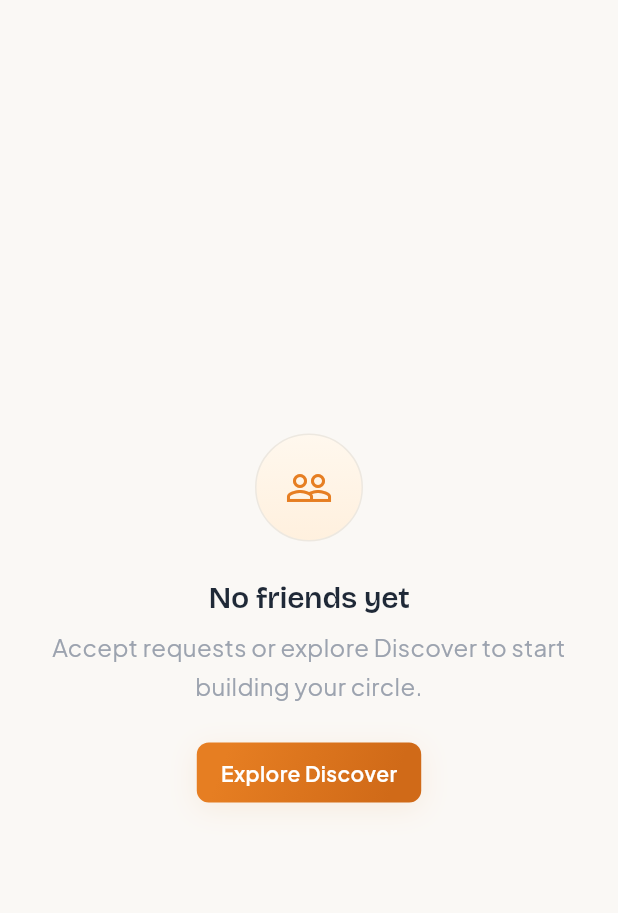
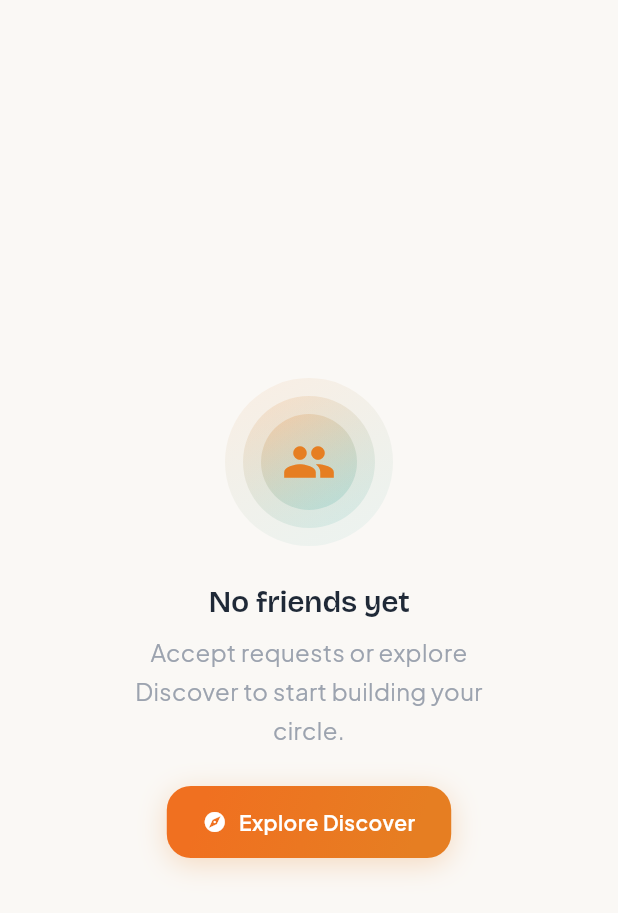
Before and after one commit to EDGE-Department/tander-mobile-v1, a Flutter app: the ConnectionFriendsPanel widget shown alone on an empty page, opened directly with empty values, on a phone screen of 412 x 824 dp. Shown: the top 913 px of the screen. Run offline on Flutter 3.47's test engine with Material 3 defaults, Android fonts, the phone set to English and light mode, and no system bars; our stand-ins replace audioplayers, cached_network_image, connectivity_plus, dio, firebase_messaging, flutter_animate and 10 more; missing offline and left inert: flutter_webrtc, record, stomp_dart_client; accounts and stored records are empty; network calls fail; project files that could hold a hidden picture were left out.

Commit message:
feat: connection screen — exact 1:1 copy of web
- Header: 48px teal gradient icon, Connections title, stats pills,
  segmented tab bar with animated orange gradient pill (spring 420/32)
- Incoming: staggered RequestCards with avatar, name, age/city,
  Wants to connect badge, Pass/Connect buttons
- Sent: 2-column grid of SentCards with photo, PENDING badge, cancel
- Friends: search bar + FriendRows with message/remove circle buttons
- Empty states: 3 concentric circle illustrations matching web exactly
- Section labels with uppercase count + gradient divider
- Staggered entrance animations (45/60/50ms per tab)

Co-Authored-By: Claude Opus 4.6 (1M context) <noreply@anthropic.com>

```diff
--- a/lib/features/connection/presentation/widgets/connection_friends_panel.dart
+++ b/lib/features/connection/presentation/widgets/connection_friends_panel.dart
@@ -1,5 +1,8 @@
-/// Friends panel with search for the Connection screen.
-/// Extracted to keep connection_screen.dart under 400 lines.
+/// Friends (connected) panel with search for the Connection screen.
+///
+/// Extracted from connection_screen.dart to keep each file under 400 lines.
+/// Matches web ConnectedPanel: search input, filtered friend rows,
+/// section label with count, staggered entrance animations.
 library;
 
 import 'package:flutter/material.dart';
@@ -12,21 +15,24 @@ import 'package:tander_flutter_v3/core/theme/app_spacing.dart';
 import 'package:tander_flutter_v3/core/theme/app_typography.dart';
 import 'package:tander_flutter_v3/features/connection/presentation/notifiers/connection_notifier.dart';
 import 'package:tander_flutter_v3/features/connection/presentation/widgets/connection_card_variants.dart';
+import 'package:tander_flutter_v3/features/connection/presentation/widgets/connection_shared_ui.dart';
 import 'package:tander_flutter_v3/shared/constants/routes.dart';
-import 'package:tander_flutter_v3/shared/widgets/empty_state.dart';
 
 /// Friends tab content with search input and pull-to-refresh.
 ///
 /// Web: search input (rounded-2xl border bg-card), filtered friend rows,
+/// section label "{N} friends" with gradient divider,
 /// "No friends matching" empty text when search has no results.
 class ConnectionFriendsPanel extends ConsumerStatefulWidget {
   const ConnectionFriendsPanel({
     required this.connections,
+    required this.totalCount,
     required this.onRefresh,
     super.key,
   });
 
   final List<ConnectionSummary> connections;
+  final int totalCount;
   final Future<void> Function() onRefresh;
 
   @override
@@ -52,12 +58,12 @@ class _ConnectionFriendsPanelState
   Widget build(BuildContext context) {
     if (widget.connections.isEmpty) {
       return Center(
-        child: EmptyState(
+        child: TabEmptyState(
+          icon: Icons.people,
           title: 'No friends yet',
           description:
               'Accept requests or explore Discover to start building '
               'your circle.',
-          icon: Icons.people_outline,
           actionLabel: 'Explore Discover',
           onAction: () => context.go(AppRoutes.discover),
         ),
@@ -95,11 +101,25 @@ class _ConnectionFriendsPanelState
                 ),
               ),
             )
-          else
+          else ...[
             SliverPadding(
               padding: const EdgeInsets.fromLTRB(
                 AppSpacing.lg,
-                AppSpacing.sm,
+                AppSpacing.md,
+                AppSpacing.lg,
+                0,
+              ),
+              sliver: SliverToBoxAdapter(
+                child: SectionLabel(
+                  count: filteredItems.length,
+                  noun: 'friend',
+                ),
+              ),
+            ),
+            SliverPadding(
+              padding: const EdgeInsets.fromLTRB(
+                AppSpacing.lg,
+                0,
                 AppSpacing.lg,
                 AppSpacing.lg,
               ),
@@ -109,9 +129,13 @@ class _ConnectionFriendsPanelState
                     const SizedBox(height: AppSpacing.sm),
                 itemBuilder: (context, index) {
                   final connection = filteredItems[index];
-                  return FriendRow(
+                  return StaggeredEntrance(
+                    index: index,
+                    delayMilliseconds: 50,
+                    child: FriendRow(
                       connection: connection,
-                    isLoading: _isMutating(ref, connection.connectionId),
+                      isLoading:
+                          _isMutating(ref, connection.connectionId),
                       onMessage: () {
                         if (connection.conversationId != null) {
                           context.push(
@@ -124,17 +148,22 @@ class _ConnectionFriendsPanelState
                       onRemove: () => ref
                           .read(connectionNotifierProvider.notifier)
                           .removeConnection(connection.connectionId),
-                    onViewProfile: () => context
-                        .push(AppRoutes.userProfile(connection.otherUserId)),
+                      onViewProfile: () => context.push(
+                        AppRoutes.userProfile(connection.otherUserId),
+                      ),
+                    ),
                   );
                 },
               ),
             ),
           ],
+        ],
       ),
     );
   }
 
+  /// Web: rounded-2xl border bg-card, MagnifyingGlass 15px left,
+  /// focus ring secondary/20, text-sm
   Widget _buildSearchBar() {
     return Padding(
       padding: const EdgeInsets.only(bottom: AppSpacing.xs),
@@ -147,7 +176,7 @@ class _ConnectionFriendsPanelState
           ),
           prefixIcon: const Icon(
             Icons.search,
-            size: 18,
+            size: 15,
             color: AppColors.textMuted,
           ),
           border: OutlineInputBorder(
--- /dev/null
+++ b/lib/features/connection/presentation/widgets/connection_shared_ui.dart
@@ -0,0 +1,295 @@
+/// Shared UI components for the Connection screen.
+///
+/// Extracted to keep connection_screen.dart under 400 lines.
+/// Contains: StaggeredEntrance, SectionLabel, TabEmptyState.
+library;
+
+import 'package:flutter/material.dart';
+
+import 'package:tander_flutter_v3/core/theme/app_colors.dart';
+import 'package:tander_flutter_v3/core/theme/app_curves.dart';
+import 'package:tander_flutter_v3/core/theme/app_spacing.dart';
+import 'package:tander_flutter_v3/core/theme/app_typography.dart';
+
+// ── Staggered Entrance Animation ────────────────────────────────────
+
+/// Web: initial opacity 0, y 12; animate opacity 1, y 0;
+/// delay index * 45ms, duration 220ms, ease [0.16, 1, 0.3, 1]
+class StaggeredEntrance extends StatefulWidget {
+  const StaggeredEntrance({
+    required this.index,
+    required this.child,
+    this.delayMilliseconds = 45,
+    super.key,
+  });
+
+  final int index;
+  final Widget child;
+  final int delayMilliseconds;
+
+  @override
+  State<StaggeredEntrance> createState() => _StaggeredEntranceState();
+}
+
+class _StaggeredEntranceState extends State<StaggeredEntrance>
+    with SingleTickerProviderStateMixin {
+  late final AnimationController _controller;
+  late final Animation<double> _opacity;
+  late final Animation<Offset> _slide;
+
+  @override
+  void initState() {
+    super.initState();
+    _controller = AnimationController(
+      vsync: this,
+      duration: const Duration(milliseconds: 220),
+    );
+
+    _opacity = Tween<double>(begin: 0, end: 1).animate(
+      CurvedAnimation(parent: _controller, curve: AppCurves.premiumEase),
+    );
+    _slide = Tween<Offset>(
+      begin: const Offset(0, 0.06),
+      end: Offset.zero,
+    ).animate(
+      CurvedAnimation(parent: _controller, curve: AppCurves.premiumEase),
+    );
+
+    Future<void>.delayed(
+      Duration(milliseconds: widget.index * widget.delayMilliseconds),
+      () {
+        if (mounted) _controller.forward();
+      },
+    );
+  }
+
+  @override
+  void dispose() {
+    _controller.dispose();
+    super.dispose();
+  }
+
+  @override
+  Widget build(BuildContext context) {
+    return FadeTransition(
+      opacity: _opacity,
+      child: SlideTransition(
+        position: _slide,
+        child: widget.child,
+      ),
+    );
+  }
+}
+
+// ── Section Label ───────────────────────────────────────────────────
+
+/// Web: uppercase text-xs font-bold tracking-widest + gradient divider line.
+/// E.g. "3 REQUESTS" followed by a fading horizontal rule.
+class SectionLabel extends StatelessWidget {
+  const SectionLabel({
+    required this.count,
+    required this.noun,
+    this.plural,
+    super.key,
+  });
+
+  final int count;
+  final String noun;
+  final String? plural;
+
+  @override
+  Widget build(BuildContext context) {
+    final label =
+        count == 1 ? '1 $noun' : '$count ${plural ?? '${noun}s'}';
+
+    return Padding(
+      padding: const EdgeInsets.only(bottom: AppSpacing.md),
+      child: Row(
+        children: [
+          Text(
+            label.toUpperCase(),
+            style: AppTypography.caption.copyWith(
+              fontSize: 11,
+              fontWeight: FontWeight.w800,
+              letterSpacing: 1.5,
+              color: AppColors.textMuted,
+            ),
+          ),
+          const SizedBox(width: AppSpacing.sm),
+          Expanded(
+            child: Container(
+              height: 1,
+              decoration: const BoxDecoration(
+                gradient: LinearGradient(
+                  colors: [AppColors.border, Colors.transparent],
+                ),
+              ),
+            ),
+          ),
+        ],
+      ),
+    );
+  }
+}
+
+// ── Tab Empty State ─────────────────────────────────────────────────
+
+/// Web: layered concentric circles (3 rings) with gradient tints,
+/// icon centered in innermost ring, title + description + optional CTA.
+///
+/// Outermost: rgba(230,126,34,0.08) -> rgba(15,157,148,0.06)
+/// Middle:    rgba(230,126,34,0.14) -> rgba(15,157,148,0.10)
+/// Inner:     rgba(230,126,34,0.20) -> rgba(15,157,148,0.15) + icon 36px
+class TabEmptyState extends StatelessWidget {
+  const TabEmptyState({
+    required this.icon,
+    required this.title,
+    required this.description,
+    this.actionLabel,
+    this.onAction,
+    super.key,
+  });
+
+  final IconData icon;
+  final String title;
+  final String description;
+  final String? actionLabel;
+  final VoidCallback? onAction;
+
+  @override
+  Widget build(BuildContext context) {
+    return Padding(
+      padding: const EdgeInsets.symmetric(
+        horizontal: AppSpacing.md,
+        vertical: AppSpacing.xxxl,
+      ),
+      child: Column(
+        mainAxisSize: MainAxisSize.min,
+        children: [
+          _buildLayeredIcon(),
+          const SizedBox(height: AppSpacing.lg),
+          Text(title, style: AppTypography.h3, textAlign: TextAlign.center),
+          const SizedBox(height: AppSpacing.xs),
+          SizedBox(
+            width: 280,
+            child: Text(
+              description,
+              style: AppTypography.body.copyWith(
+                color: AppColors.textMuted,
+                height: 1.6,
+              ),
+              textAlign: TextAlign.center,
+            ),
+          ),
+          if (actionLabel != null && onAction != null) ...[
+            const SizedBox(height: AppSpacing.lg),
+            _buildActionButton(),
+          ],
+        ],
+      ),
+    );
+  }
+
+  Widget _buildLayeredIcon() {
+    return SizedBox(
+      width: 112,
+      height: 112,
+      child: Stack(
+        alignment: Alignment.center,
+        children: [
+          // Outer ring (inset-0)
+          Container(
+            width: 112,
+            height: 112,
+            decoration: const BoxDecoration(
+              shape: BoxShape.circle,
+              gradient: LinearGradient(
+                begin: Alignment(-0.5, -1),
+                end: Alignment(0.5, 1),
+                colors: [
+                  Color(0x14E67E22), // rgba(230,126,34,0.08)
+                  Color(0x0F0F9D94), // rgba(15,157,148,0.06)
+                ],
+              ),
+            ),
+          ),
+          // Middle ring (inset-3 = 12px per side)
+          Container(
+            width: 88,
+            height: 88,
+            decoration: const BoxDecoration(
+              shape: BoxShape.circle,
+              gradient: LinearGradient(
+                begin: Alignment(-0.5, -1),
+                end: Alignment(0.5, 1),
+                colors: [
+                  Color(0x24E67E22), // rgba(230,126,34,0.14)
+                  Color(0x1A0F9D94), // rgba(15,157,148,0.10)
+                ],
+              ),
+            ),
+          ),
+          // Inner ring (inset-6 = 24px per side) with icon
+          Container(
+            width: 64,
+            height: 64,
+            decoration: const BoxDecoration(
+              shape: BoxShape.circle,
+              gradient: LinearGradient(
+                begin: Alignment(-0.5, -1),
+                end: Alignment(0.5, 1),
+                colors: [
+                  Color(0x33E67E22), // rgba(230,126,34,0.20)
+                  Color(0x260F9D94), // rgba(15,157,148,0.15)
+                ],
+              ),
+            ),
+            child: Center(
+              child: Icon(icon, size: 36, color: AppColors.primary),
+            ),
+          ),
+        ],
+      ),
+    );
+  }
+
+  /// Web: orange gradient button (135deg, #F07020 -> #E67E22)
+  Widget _buildActionButton() {
+    return GestureDetector(
+      onTap: onAction,
+      child: Container(
+        height: 48,
+        padding: const EdgeInsets.symmetric(horizontal: 24),
+        decoration: BoxDecoration(
+          borderRadius: BorderRadius.circular(16),
+          gradient: const LinearGradient(
+            begin: Alignment(-0.7, -1),
+            end: Alignment(0.7, 1),
+            colors: [Color(0xFFF07020), Color(0xFFE67E22)],
+          ),
+          boxShadow: const [
+            BoxShadow(
+              color: Color(0x40E67E22),
+              blurRadius: 16,
+              offset: Offset(0, 4),
+            ),
+          ],
+        ),
+        child: Row(
+          mainAxisSize: MainAxisSize.min,
+          children: [
+            const Icon(Icons.explore, size: 16, color: Colors.white),
+            const SizedBox(width: AppSpacing.xs),
+            Text(
+              actionLabel!,
+              style: AppTypography.label.copyWith(
+                color: Colors.white,
+                fontWeight: FontWeight.w600,
+              ),
+            ),
+          ],
+        ),
+      ),
+    );
+  }
+}
```
Also changed, not shown: lib/features/connection/presentation/screens/connection_screen.dart (+63 -91 lines), lib/features/connection/presentation/widgets/connection_card.dart (+14 -2 lines), lib/features/connection/presentation/widgets/connection_card_variants.dart (+20 -20 lines), lib/features/connection/presentation/widgets/connection_header.dart (+10 -6 lines). Lines whose indentation alone changed are shown as unchanged.
